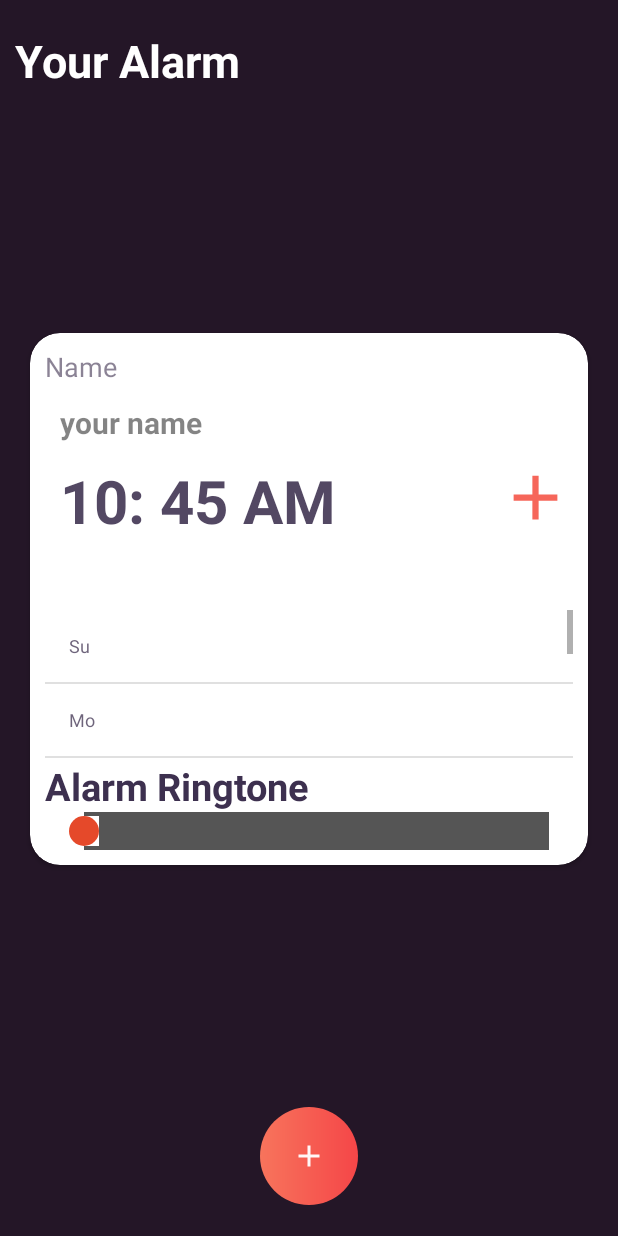
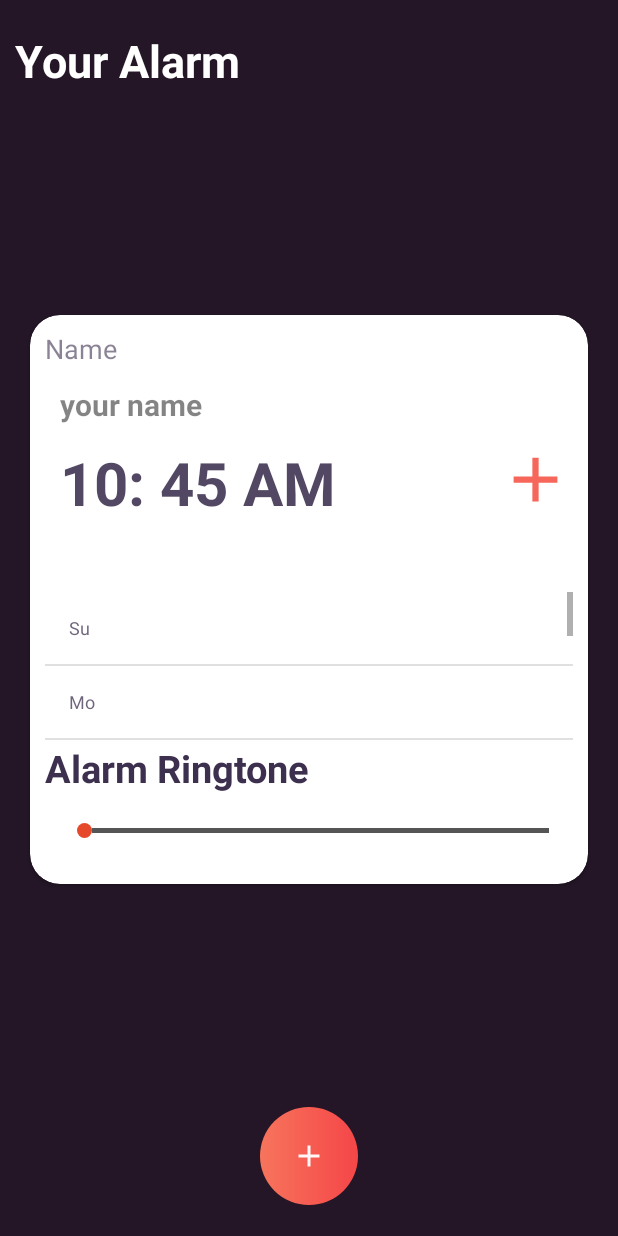
Before and after one commit to youssefkamel1214/Clock-app, an Android app: the Addalarm screen opened directly, with no data from a screen before it, on a phone screen of 412 x 824 dp. Run offline under Robolectric (Android 15) with nearby library versions, the light colour scheme and no system bars; our stand-ins replace Room's generated code; libraries missing offline, so code that uses them is left out: org.chromium.base; plain views replace HListView.

Commit message:
maintain the app and fixing some bugs

```diff
--- a/app/build.gradle
+++ b/app/build.gradle
@@ -7,7 +7,7 @@ android {
 
     defaultConfig {
         applicationId "com.example.clockapp"
-        minSdk 30
+        minSdk 28
         targetSdk 31
         versionCode 1
         versionName "1.0"
--- a/app/src/main/AndroidManifest.xml
+++ b/app/src/main/AndroidManifest.xml
@@ -2,7 +2,10 @@
 <manifest xmlns:android="http://schemas.android.com/apk/res/android"
     package="com.example.clockapp" >
 
+    <uses-permission android:name="android.permission.SCHEDULE_EXACT_ALARM" />
     <uses-permission android:name="android.permission.SYSTEM_ALERT_WINDOW" />
+    <uses-permission android:name="android.permission.WAKE_LOCK"/>
+    <uses-permission android:name="android.permission.SET_ALARM" />
 
     <application
         android:allowBackup="true"
--- a/app/src/main/java/com/example/clockapp/Addalarm.java
+++ b/app/src/main/java/com/example/clockapp/Addalarm.java
@@ -5,15 +5,12 @@ import androidx.annotation.Nullable;
 import androidx.appcompat.app.AppCompatActivity;
 
 import android.app.TimePickerDialog;
-import android.content.Intent;
 import android.graphics.Typeface;
 import android.os.Bundle;
-import android.util.Log;
 import android.view.View;
 import android.view.ViewGroup;
 import android.widget.ArrayAdapter;
 import android.widget.TextView;
-import android.widget.TimePicker;
 
 import com.example.clockapp.controllers.DB_Asenctask;
 import com.example.clockapp.controllers.RoomDB;
@@ -25,13 +22,11 @@ import org.chromium.base.task.TaskTraits;
 import java.text.SimpleDateFormat;
 import java.util.Calendar;
 
-import it.sephiroth.android.library.widget.AdapterView;
-
 public class Addalarm extends AppCompatActivity {
 
     ActivityAddalarmBinding binding;
     Calendar time=Calendar.getInstance();
-    SimpleDateFormat HM=new SimpleDateFormat("HH: mm a");
+    SimpleDateFormat HM=new SimpleDateFormat("hh: mm a");
     StringBuilder repeat=new StringBuilder("0000000");
     String[] days=new String[]{"Su","Mo","Tu","We","Th","Fr","Sa"};
     RoomDB db;
@@ -41,6 +36,8 @@ public class Addalarm extends AppCompatActivity {
         binding=ActivityAddalarmBinding.inflate(getLayoutInflater());
         setContentView(binding.getRoot());
         time.add(Calendar.MINUTE, 15);
+        time.set(Calendar.SECOND, 0);
+        time.set(Calendar.MILLISECOND, 0);
         binding.clock.setText(HM.format(time.getTime()));
         db=RoomDB.getInstance(this);
         inialize_dayslist();
@@ -51,7 +48,7 @@ public class Addalarm extends AppCompatActivity {
     }
 
     private void inialize_dayslist() {
-        ArrayAdapter adapter=new ArrayAdapter<String>(this,
+        ArrayAdapter<String> adapter=new ArrayAdapter<String>(this,
                 android.R.layout.simple_list_item_1,days){
             @NonNull
             @Override
@@ -119,7 +116,7 @@ public class Addalarm extends AppCompatActivity {
                 time.set(Calendar.HOUR, hour);
                 time.set(Calendar.MINUTE, minute);
                 if(Calendar.getInstance().after(time))
-                    time.add(Calendar.DAY_OF_WEEK, 1);
+                    time.add(Calendar.DATE, 1);
                 binding.clock.setText(HM.format(time.getTime()));
         }, time.get(Calendar.HOUR),time.get(Calendar.MINUTE) , false);
         timePickerDialog.setTitle("Pick up time ");
--- a/app/src/main/java/com/example/clockapp/MainActivity.java
+++ b/app/src/main/java/com/example/clockapp/MainActivity.java
@@ -1,4 +1,6 @@
 package com.example.clockapp;
+
+import static android.provider.Settings.ACTION_REQUEST_SCHEDULE_EXACT_ALARM;
 
 import androidx.annotation.NonNull;
 import androidx.annotation.Nullable;
@@ -6,6 +8,8 @@ import androidx.appcompat.app.AppCompatActivity;
 import androidx.recyclerview.widget.LinearLayoutManager;
 import androidx.room.RoomDatabase;
 
+import android.app.AlarmManager;
+import android.content.Context;
 import android.content.Intent;
 import android.graphics.Typeface;
 import android.net.Uri;
@@ -50,7 +54,6 @@ public class MainActivity extends AppCompatActivity {
                Intent intent=new Intent(this,Addalarm.class);
             startActivityForResult(intent,1);
         });
-
     }
 
     private void checkpopup() {
@@ -78,6 +81,7 @@ public class MainActivity extends AppCompatActivity {
             DB_Asenctask db_asenctask = new DB_Asenctask(this, null, 0);
             db_asenctask.executeWithTaskTraits(TaskTraits.BEST_EFFORT);
             binding.empty.setVisibility(View.GONE);
+
         } else if (requestCode == ACTION_MANAGE_OVERLAY_PERMISSION_REQUEST_CODE) {
             if (!Settings.canDrawOverlays(this)) {
                 Toast.makeText(this, "sorry application must have this premmision",Toast.LENGTH_LONG);
--- a/app/src/main/java/com/example/clockapp/controllers/AlarmReciver.java
+++ b/app/src/main/java/com/example/clockapp/controllers/AlarmReciver.java
@@ -19,9 +19,9 @@ public class AlarmReciver extends BroadcastReceiver {
     public void onReceive(Context context, Intent intent) {
         // TODO: This method is called when the BroadcastReceiver is receiving
         // an Intent broadcast.
-       // Log.d("fromBroadcast","---------------------------------");
-        //Log.d("fromBroadcast","aaa---------------------------------");
-        //Log.d("fromBroadcast","---------------------------------ssssfaawff");
+        Log.d("fromBroadcast","---------------------------------");
+        Log.d("fromBroadcast","aaa---------------------------------");
+        Log.d("fromBroadcast","---------------------------------ssssfaawff");
         int id=intent.getIntExtra("id",-1);
         RoomDB roomDB=RoomDB.getInstance(context);
         Alarm alarm =roomDB.maindao().get_Alarm(id);
--- a/app/src/main/res/drawable/background_fill.xml
+++ /dev/null
@@ -1,11 +0,0 @@
-<?xml version="1.0" encoding="UTF-8"?>
-<shape  xmlns:android="http://schemas.android.com/apk/res/android" >
-
-    <gradient
-        android:centerColor="#FF555555"
-        android:endColor="#FF555555"
-        android:startColor="#FF555555" />
-
-
-
-</shape>
--- a/app/src/main/res/drawable/progress.xml
+++ b/app/src/main/res/drawable/progress.xml
@@ -3,9 +3,29 @@
 
     <item
         android:id="@android:id/background"
-        android:drawable="@drawable/background_fill"/>
-    <item android:id="@android:id/progress">
-        <clip android:drawable="@drawable/progress_fill" />
+       android:height="3dp"
+        android:gravity="center">
+        <shape>
+            <gradient
+                android:centerColor="#FF555555"
+                android:endColor="#FF555555"
+                android:startColor="#FF555555" />
+
+
+        </shape>
+    </item>
+    <item android:id="@android:id/progress"
+        android:height="1dp"
+        android:gravity="center">
+        <clip  >
+            <shape>
+            <gradient
+                android:angle="90"
+                android:endColor="#F78961"
+                android:startColor="#F5333E" />
+
+            </shape>
+        </clip>
     </item>
 
 </layer-list>
--- a/app/src/main/res/drawable/progress_fill.xml
+++ /dev/null
@@ -1,11 +0,0 @@
-<?xml version="1.0" encoding="UTF-8"?>
-<shape xmlns:android="http://schemas.android.com/apk/res/android" >
-
-    <gradient
-        android:angle="90"
-        android:endColor="#F78961"
-        android:startColor="#F5333E" />
-
-
-
-</shape>
--- a/app/src/main/res/drawable/thumb.xml
+++ b/app/src/main/res/drawable/thumb.xml
@@ -8,7 +8,7 @@
         android:startColor="#E5492A" />
 
     <size
-        android:height="20dp"
-        android:width="20dp" />
+        android:height="10dp"
+        android:width="10dp" />
 
 </shape>
--- a/app/src/main/res/layout/activity_addalarm.xml
+++ b/app/src/main/res/layout/activity_addalarm.xml
@@ -19,13 +19,14 @@
         android:textSize="30sp"
         android:textStyle="bold"
         app:layout_constraintStart_toStartOf="parent"
-        app:layout_constraintTop_toTopOf="parent"></TextView>
+        app:layout_constraintTop_toTopOf="parent" />
 
     <androidx.cardview.widget.CardView
         android:layout_width="0dp"
         android:layout_height="wrap_content"
         android:layout_margin="20dp"
         app:cardCornerRadius="20dp"
+        app:cardBackgroundColor="?attr/cardBackgroundColor"
         app:layout_constraintBottom_toTopOf="@+id/addalarmbutt"
         app:layout_constraintEnd_toEndOf="parent"
         app:layout_constraintStart_toStartOf="parent"
@@ -71,7 +72,7 @@
                     android:alpha=".89"
                     android:text="06:32"
                     android:textSize="40sp"
-                    android:textStyle="bold"></TextView>
+                    android:textStyle="bold" />
 
                 <ImageButton
                     android:id="@+id/timepicker"
@@ -101,14 +102,14 @@
             <SeekBar
                 android:id="@+id/seekBarTone"
                 android:layout_width="match_parent"
-                android:layout_height="25dp"
+                android:layout_height="50dp"
                 android:layout_alignParentLeft="true"
                 android:layout_alignParentTop="true"
                 android:layout_marginStart="10dp"
                 android:min="10"
                 android:max="100"
                 android:progressDrawable="@drawable/progress"
-                android:thumb="@drawable/thumb"></SeekBar>
+                android:thumb="@drawable/thumb" />
         </LinearLayout>
     </androidx.cardview.widget.CardView>
 
--- a/app/src/main/res/layout/activity_main.xml
+++ b/app/src/main/res/layout/activity_main.xml
@@ -84,4 +84,5 @@
         android:layout_height="wrap_content"
         android:orientation="vertical"
         app:layout_constraintGuide_percent="0.58" />
+
 </androidx.constraintlayout.widget.ConstraintLayout>
--- a/app/src/main/res/values-night/themes.xml
+++ b/app/src/main/res/values-night/themes.xml
@@ -13,7 +13,7 @@
         <item name="android:textColor">@color/darkHeaderClrtxt</item>
         <item name="android:textColorPrimary">@color/darkHeaderClr</item>
         <!-- Status bar color. -->
-        <item name="android:statusBarColor" tools:targetApi="l">?attr/colorPrimaryVariant</item>
+        <item name="android:statusBarColor" tools:targetApi="l">?attr/background</item>
         <!-- Customize your theme here. -->
     </style>
 </resources>
--- a/app/src/main/res/values/colors.xml
+++ b/app/src/main/res/values/colors.xml
@@ -5,7 +5,7 @@
     <color name="purple_700">#FF3700B3</color>
     <color name="teal_200">#FF03DAC5</color>
     <color name="teal_700">#FF018786</color>
-    <color name="black">#221D1D</color>
+    <color name="black">#1B1A1A</color>
     <color name="white">#FFFFFFFF</color>
     <color name="bluishClr">#FF4e5ae8</color>
     <color name="darkHeaderClr">#241627</color>
--- a/build.gradle
+++ b/build.gradle
@@ -8,7 +8,7 @@ buildscript {
 
     }
     dependencies {
-        classpath "com.android.tools.build:gradle:7.0.4"
+        classpath 'com.android.tools.build:gradle:7.4.1'
 
         // NOTE: Do not place your application dependencies here; they belong
         // in the individual module build.gradle files
```
Also changed, not shown: app/src/main/java/com/example/clockapp/Alarmwarn.java (+4 -3 lines), app/src/main/java/com/example/clockapp/controllers/Alarm_adapter.java (+9 -17 lines), app/src/main/java/com/example/clockapp/controllers/DB_Asenctask.java (+25 -11 lines), gradle/wrapper/gradle-wrapper.properties.
